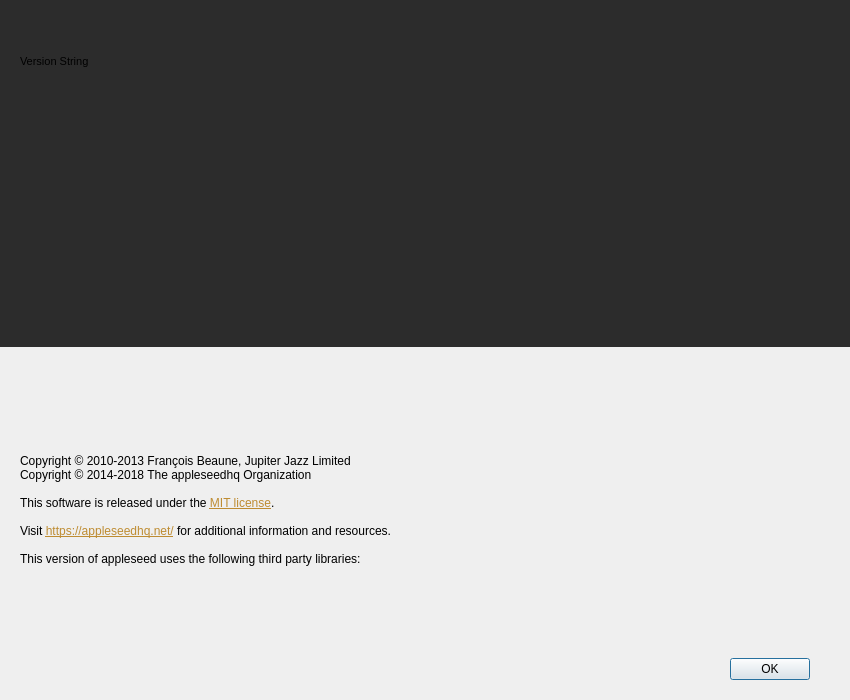
Above: src/appleseed.studio/help/about/aboutwindow.ui from appleseedhq/appleseed before the change. Below: the same form after it.
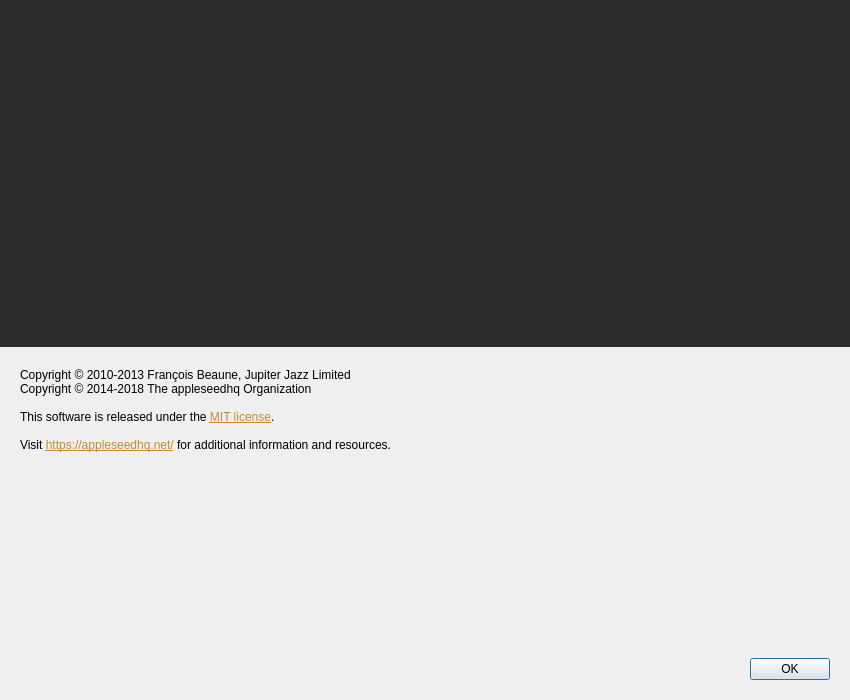
That is the form after the change. Icons and pictures are not drawn.

Commit message: Display enabled library features as part of appleseed's version information

Patch:
```diff
--- a/src/appleseed.studio/help/about/aboutwindow.ui
+++ b/src/appleseed.studio/help/about/aboutwindow.ui
@@ -50,13 +50,8 @@
           <verstretch>0</verstretch>
          </sizepolicy>
         </property>
-        <property name="font">
-         <font>
-          <pointsize>8</pointsize>
-         </font>
-        </property>
         <property name="text">
-         <string>Version String</string>
+         <string/>
         </property>
         <property name="alignment">
          <set>Qt::AlignLeading|Qt::AlignLeft|Qt::AlignTop</set>
@@ -92,7 +87,7 @@
     </widget>
    </item>
    <item row="2" column="0">
-    <layout class="QGridLayout" name="layout_details">
+    <layout class="QVBoxLayout" name="verticalLayout">
      <property name="leftMargin">
       <number>20</number>
      </property>
@@ -105,15 +100,8 @@
      <property name="bottomMargin">
       <number>20</number>
      </property>
-     <item row="2" column="0">
-      <widget class="QDialogButtonBox" name="dialogbuttonbox">
-       <property name="standardButtons">
-        <set>QDialogButtonBox::Ok</set>
-       </property>
-      </widget>
-     </item>
-     <item row="1" column="0">
-      <widget class="QLabel" name="label_details">
+     <item>
+      <widget class="QLabel" name="label_license">
        <property name="sizePolicy">
         <sizepolicy hsizetype="Expanding" vsizetype="Fixed">
          <horstretch>0</horstretch>
@@ -131,8 +119,7 @@
 &lt;p style=&quot; margin-top:0px; margin-bottom:0px; margin-left:0px; margin-right:0px; -qt-block-indent:0; text-indent:0px;&quot;&gt;This software is released under the &lt;a href=&quot;https://opensource.org/licenses/MIT&quot;&gt;&lt;span style=&quot; text-decoration: underline; color:#be8c32;&quot;&gt;MIT license&lt;/span&gt;&lt;/a&gt;.&lt;/p&gt;
 &lt;p style=&quot;-qt-paragraph-type:empty; margin-top:0px; margin-bottom:0px; margin-left:0px; margin-right:0px; -qt-block-indent:0; text-indent:0px;&quot;&gt;&lt;br /&gt;&lt;/p&gt;
 &lt;p style=&quot; margin-top:0px; margin-bottom:0px; margin-left:0px; margin-right:0px; -qt-block-indent:0; text-indent:0px;&quot;&gt;Visit &lt;a href=&quot;https://appleseedhq.net/&quot;&gt;&lt;span style=&quot; text-decoration: underline; color:#be8c32;&quot;&gt;https://appleseedhq.net/&lt;/span&gt;&lt;/a&gt; for additional information and resources.&lt;/p&gt;
-&lt;p style=&quot;-qt-paragraph-type:empty; margin-top:0px; margin-bottom:0px; margin-left:0px; margin-right:0px; -qt-block-indent:0; text-indent:0px;&quot;&gt;&lt;br /&gt;&lt;/p&gt;
-&lt;p style=&quot; margin-top:0px; margin-bottom:0px; margin-left:0px; margin-right:0px; -qt-block-indent:0; text-indent:0px;&quot;&gt;This version of appleseed uses the following third party libraries:&lt;/p&gt;&lt;/body&gt;&lt;/html&gt;</string>
+&lt;p style=&quot;-qt-paragraph-type:empty; margin-top:0px; margin-bottom:0px; margin-left:0px; margin-right:0px; -qt-block-indent:0; text-indent:0px;&quot;&gt;&lt;br /&gt;&lt;/p&gt;</string>
        </property>
        <property name="alignment">
         <set>Qt::AlignLeading|Qt::AlignLeft|Qt::AlignTop</set>
@@ -145,7 +132,23 @@
        </property>
       </widget>
      </item>
-     <item row="1" column="1">
+     <item>
+      <widget class="QLabel" name="label_details">
+       <property name="text">
+        <string/>
+       </property>
+       <property name="textFormat">
+        <enum>Qt::PlainText</enum>
+       </property>
+       <property name="alignment">
+        <set>Qt::AlignLeading|Qt::AlignLeft|Qt::AlignTop</set>
+       </property>
+       <property name="textInteractionFlags">
+        <set>Qt::LinksAccessibleByKeyboard|Qt::LinksAccessibleByMouse|Qt::TextBrowserInteraction|Qt::TextSelectableByKeyboard|Qt::TextSelectableByMouse</set>
+       </property>
+      </widget>
+     </item>
+     <item>
       <spacer name="verticalSpacer">
        <property name="orientation">
         <enum>Qt::Vertical</enum>
@@ -158,6 +161,13 @@
        </property>
       </spacer>
      </item>
+     <item>
+      <widget class="QDialogButtonBox" name="dialogbuttonbox">
+       <property name="standardButtons">
+        <set>QDialogButtonBox::Ok</set>
+       </property>
+      </widget>
+     </item>
     </layout>
    </item>
   </layout>
```
Left out of the diff: 2 changed lines with no effect on the pictures. The commit also changes 11 other files.
